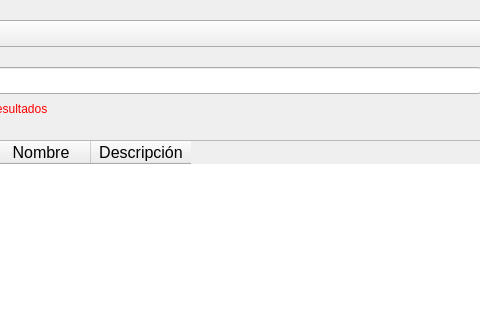
Old version of the form consulta_dialog_base.ui in the repository sykCatastro/qgis; both pictures show x 130 to 610 and y 0 to 320 of the 717 by 429 pixel window.
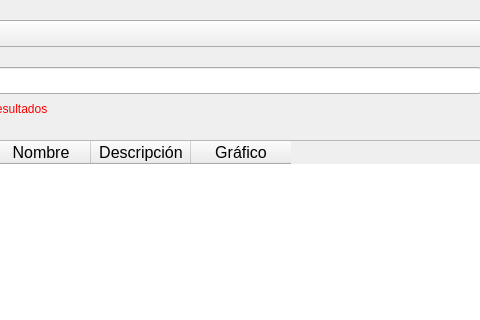
New version of the form.

Patch:
```diff
--- a/consulta_dialog_base.ui
+++ b/consulta_dialog_base.ui
@@ -166,6 +166,11 @@
      <string>Descripción</string>
     </property>
    </column>
+   <column>
+    <property name="text">
+     <string>Gráfico</string>
+    </property>
+   </column>
   </widget>
  </widget>
  <resources/>
```
